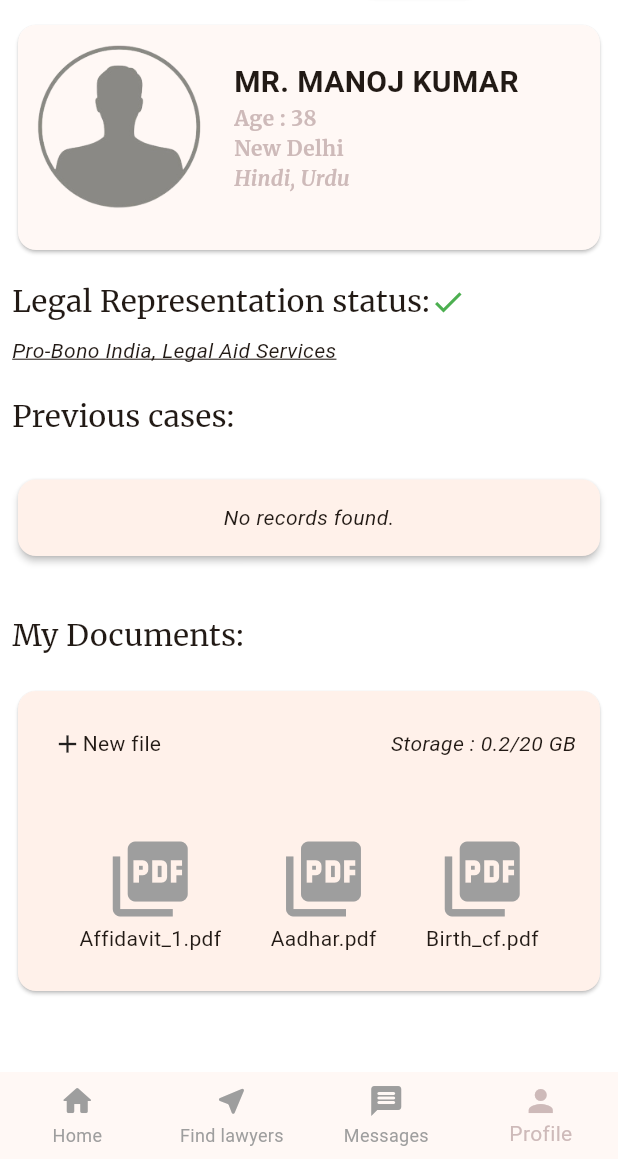
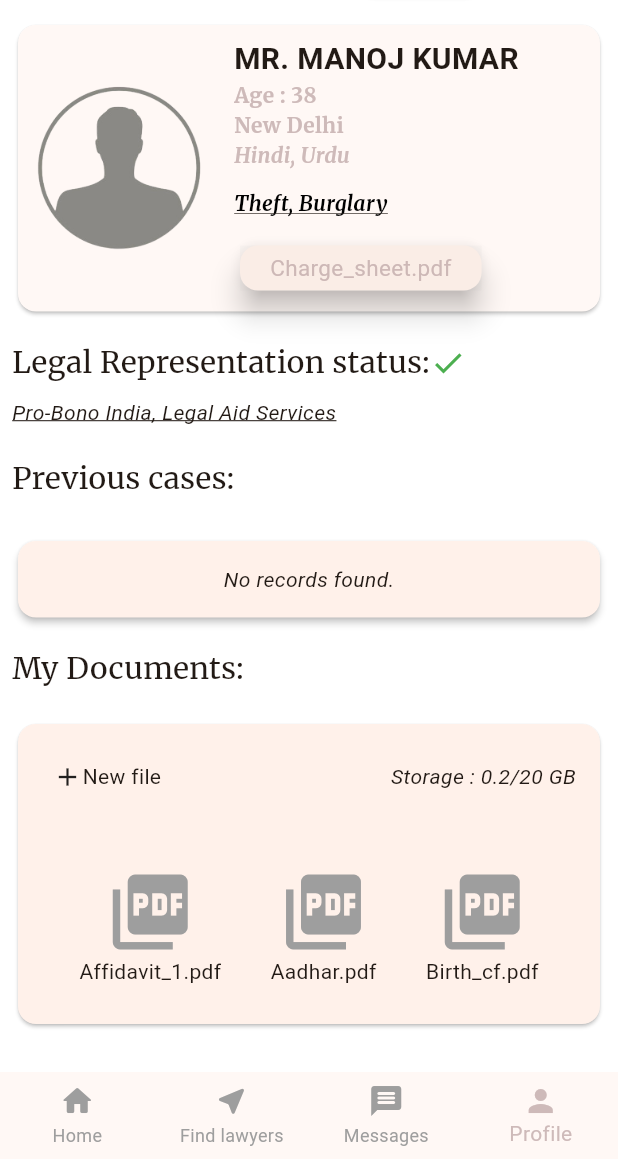
Before and after one commit to iammannat03/justicelink-india, a Flutter app: the PrisonerHomeScreen screen opened directly, item 4 of the bottom bar chosen, on a phone screen of 412 x 824 dp, the part 77-1236 px from its top. Run offline on Flutter 3.47's test engine with Material 3 defaults, Android fonts, the light colour scheme and no system bars; our stand-ins replace file_picker, google_fonts, ionicons; Roboto replaces fonts that are missing (Italiana, Julius Sans One).

Commit message:
added nature-of-case and charge_sheet.pdf sections on prisoner home page

```diff
--- a/Frontend/jli_frontend/lib/models/prisoner_profile.dart
+++ b/Frontend/jli_frontend/lib/models/prisoner_profile.dart
@@ -1,10 +1,12 @@
 class PrisonerProfile{
-  const PrisonerProfile({required this.name, required this.age, required this.location, required this.languages,this.ongoing_cases, this.previous_cases });
+  const PrisonerProfile({required this.name, required this.age, required this.location, required this.languages,this.ongoing_cases, this.previous_cases, required this.natureOfOffense, required this.stageOfCase,});
 
   final String name;
   final int age;
   final String location;
   final String languages;
+  final String natureOfOffense;
+  final String stageOfCase;
   final Case? ongoing_cases;
   final Case? previous_cases;
 }
--- a/Frontend/jli_frontend/lib/ui/screens/home/lawyers/l_connect_screen.dart
+++ b/Frontend/jli_frontend/lib/ui/screens/home/lawyers/l_connect_screen.dart
@@ -44,10 +44,10 @@ class _LConnectScreenState extends State<LConnectScreen> {
                           // color: Colors.black,
                           decoration: BoxDecoration(
                           ),
-                          height: 280,
+                          // height: 280,
                           child: Padding(
                             padding: const EdgeInsets.all(8.0),
-                            child: PrisonerProfileCard(prisoner: PrisonerProfile(name: 'MANOJ KUMAR', age: 38, location: 'New Delhi', languages: 'Hindi, Urdu',ongoing_cases: Case(case_name: 'State vs Poor guy')),),
+                            child: PrisonerProfileCard(prisoner: PrisonerProfile(name: 'MANOJ KUMAR', age: 38, location: 'New Delhi', languages: 'Hindi, Urdu',ongoing_cases: Case(case_name: 'State vs Poor guy'), natureOfOffense: 'Theft, Burglary', stageOfCase: ''),),
                           ),),
                       ),
                       ),
--- a/Frontend/jli_frontend/lib/ui/screens/home/prisoners/prisoner_home_screen.dart
+++ b/Frontend/jli_frontend/lib/ui/screens/home/prisoners/prisoner_home_screen.dart
@@ -1,3 +1,4 @@
+import 'package:flutter/cupertino.dart';
 import 'package:flutter/material.dart';
 import 'package:google_fonts/google_fonts.dart';
 import 'package:ionicons/ionicons.dart';
@@ -34,6 +35,23 @@ class _PrisonerHomeScreenState extends State<PrisonerHomeScreen> {
   @override
   Widget build(BuildContext context) {
     return Scaffold(
+      floatingActionButton: currentIndex==3?null:Stack(
+        children: [
+          Positioned(
+            top: 165,
+            right: 0,
+            child: FloatingActionButton(onPressed: () {
+              print('pressed FAB');
+                    },
+            elevation: 2,
+            backgroundColor: const Color.fromARGB(200, 192, 169, 169).withOpacity(0.5),
+            // mini: true,
+            shape: RoundedRectangleBorder(borderRadius: BorderRadius.circular(200)),
+            child: const Center(child: Icon(Ionicons.help_circle,color: Colors.white60,size: 50,)),
+
+                    ),
+          )],
+      ),
       appBar: currentIndex == 2
           ? AppBar(
         automaticallyImplyLeading: false,
@@ -44,7 +62,7 @@ class _PrisonerHomeScreenState extends State<PrisonerHomeScreen> {
               width: 50,
               height: 50,
               // color: Colors.green,
-              decoration: BoxDecoration(
+              decoration: const BoxDecoration(
                   shape: BoxShape.circle,
                   // border: Border.all(color: Colors.black38, width: 2),
                   image: DecorationImage(
@@ -63,8 +81,8 @@ class _PrisonerHomeScreenState extends State<PrisonerHomeScreen> {
         ),
         actions: [
           IconButton(
-              onPressed: () {}, icon: Icon(Ionicons.videocam,color: Color.fromARGB(200, 190, 169, 169))),
-          IconButton(onPressed: () {}, icon: Icon(Ionicons.options,color: Color.fromARGB(200, 190, 169, 169),))
+              onPressed: () {}, icon: const Icon(Ionicons.videocam,color: Color.fromARGB(200, 190, 169, 169))),
+          IconButton(onPressed: () {}, icon: const Icon(Ionicons.options,color: Color.fromARGB(200, 190, 169, 169),))
           // SizedBox(width: 20,),
         ],
       )
@@ -132,7 +150,7 @@ class _PrisonerHomeScreenState extends State<PrisonerHomeScreen> {
         elevation: 0,
         currentIndex: currentIndex,
         unselectedItemColor: Colors.grey,
-        selectedItemColor: Color.fromARGB(200, 192, 169, 169),
+        selectedItemColor: const Color.fromARGB(200, 192, 169, 169),
         onTap: onTap,
         items: const [
           BottomNavigationBarItem(
--- a/Frontend/jli_frontend/lib/ui/screens/home/prisoners/user_profile_screen.dart
+++ b/Frontend/jli_frontend/lib/ui/screens/home/prisoners/user_profile_screen.dart
@@ -6,7 +6,6 @@ import 'package:jli_frontend/ui/widgets/prisoner_profile_card.dart';
 
 class UserProfileScreen extends StatefulWidget {
   const UserProfileScreen({super.key});
-
   @override
   State<UserProfileScreen> createState() => _UserProfileScreenState();
 }
@@ -14,12 +13,12 @@ class UserProfileScreen extends StatefulWidget {
 class _UserProfileScreenState extends State<UserProfileScreen> {
   @override
   Widget build(BuildContext context) {
-    return Column(
-      crossAxisAlignment: CrossAxisAlignment.start,
+    return ListView(
+      // crossAxisAlignment: CrossAxisAlignment.start,
       children: [
         Padding(
           padding: const EdgeInsets.all(8.0),
-          child: PrisonerProfileCard(prisoner: PrisonerProfile(name: 'MR. MANOJ KUMAR', age: 38, location: 'New Delhi', languages: 'Hindi, Urdu',ongoing_cases: Case(case_name: 'State vs Poor guy')),),
+          child: PrisonerProfileCard(prisoner: PrisonerProfile(name: 'MR. MANOJ KUMAR', age: 38, location: 'New Delhi', languages: 'Hindi, Urdu',ongoing_cases: Case(case_name: 'State vs Poor guy'), natureOfOffense: 'Theft, Burglary', stageOfCase: 'Under-trial'),),
         ),
         Center(
           child: Padding(
--- a/Frontend/jli_frontend/lib/ui/widgets/prisoner_profile_card.dart
+++ b/Frontend/jli_frontend/lib/ui/widgets/prisoner_profile_card.dart
@@ -18,7 +18,7 @@ class _PrisonerProfileCardState extends State<PrisonerProfileCard> {
       elevation: 1,
       color: Theme.of(context).cardColor,
       child: SizedBox(
-        height: 150,
+        // height: 150,
         width: 390,
         child: Column(
           children: [
@@ -50,7 +50,33 @@ class _PrisonerProfileCardState extends State<PrisonerProfileCard> {
                       Text(widget.prisoner.name,style: GoogleFonts.juliusSansOne(fontSize: 20,fontWeight:FontWeight.bold)),
                       Text("Age : ${widget.prisoner.age.toString()}",style: GoogleFonts.merriweather(color:const Color.fromARGB(200, 192, 169, 169),fontWeight:FontWeight.bold),),
                       Text(widget.prisoner.location,style: GoogleFonts.merriweather(color:const Color.fromARGB(200, 192, 169, 169),fontWeight:FontWeight.bold),),
-                      Text(widget.prisoner.languages,style: GoogleFonts.merriweather(color:const Color.fromARGB(200, 192, 169, 169),fontStyle: FontStyle.italic,fontWeight:FontWeight.bold),)
+                      Text(widget.prisoner.languages,style: GoogleFonts.merriweather(color:const Color.fromARGB(200, 192, 169, 169),fontStyle: FontStyle.italic,fontWeight:FontWeight.bold),),
+                      Padding(
+                        padding: const EdgeInsets.symmetric(vertical: 12.0),
+                        child: Text(widget.prisoner.natureOfOffense,style: GoogleFonts.merriweather(color: Colors.black,fontStyle: FontStyle.italic,fontWeight:FontWeight.bold,decoration:TextDecoration.underline),),
+                      ),
+                      Padding(
+                        padding: const EdgeInsets.symmetric(horizontal: 0,vertical: 2),
+                        child: GestureDetector(
+                          onTap: (){
+                            print('pressed file');
+                          },
+                          child: Card(
+                            elevation: 8,
+                            child: Container(
+                              height: 30,
+                              child: Padding(
+                                padding: const EdgeInsets.symmetric(horizontal: 20,vertical: 2),
+                                child: Center(child: Text('Charge_sheet.pdf',style: TextStyle(color: Color.fromARGB(200, 192, 169, 169),fontSize: 15),)),
+                              ),
+                              decoration: BoxDecoration(
+                                color: Colors.grey.withOpacity(0.05),
+                                // shape:
+                              ),
+                            ),
+                          ),
+                        ),
+                      ),
                     ],
                   ),
                 )
```
